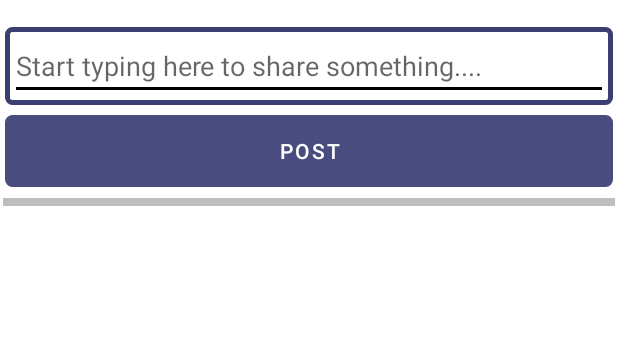
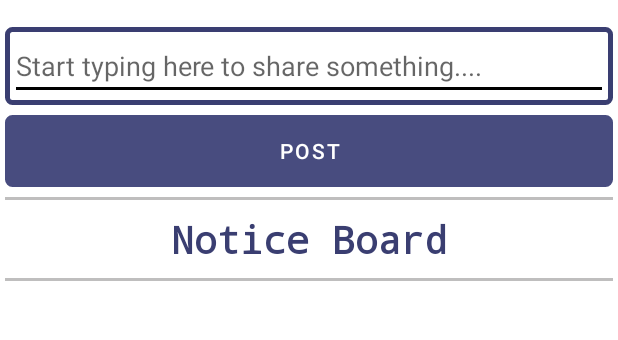
Before and after one commit to Sabikrahat/Demo_Online_School, an Android app: the ApplicationActivity screen opened directly, with no data from a screen before it, on a phone screen of 412 x 824 dp, the part 62-402 px from its top. Run offline under Robolectric (Android 15) with nearby library versions, the phone set to English and light mode, and no system bars; our stand-ins replace Firebase (no records; nobody signed in at launch, a user with empty details on screens opened directly); pictures from the network do not load; 2 statements that could not run were skipped.

Commit message:
initial commit

```diff
--- a/app/src/main/AndroidManifest.xml
+++ b/app/src/main/AndroidManifest.xml
@@ -16,6 +16,7 @@
         android:roundIcon="@drawable/icon"
         android:supportsRtl="true"
         android:theme="@style/Theme.DemoOnlineSchool">
+        <activity android:name=".TeacherPanel.TeacherActivity"></activity>
         <activity android:name=".StudentListActivity" />
         <activity android:name=".ShowProfile" />
         <activity android:name=".EditProfile" />
@@ -51,7 +52,6 @@
                 <action android:name="com.google.firebase.MESSAGING_EVENT" />
             </intent-filter>
         </service>
-
     </application>
 
 </manifest>
--- a/app/src/main/res/layout/activity_application.xml
+++ b/app/src/main/res/layout/activity_application.xml
@@ -72,14 +72,33 @@
                 android:visibility="visible" />
 
             <TextView
+                android:id="@+id/division_bar_1"
+                android:layout_width="match_parent"
+                android:layout_height="2dp"
+                android:layout_below="@id/applicationPostButtonID"
+                android:layout_margin="3dp"
+                android:background="#BFBEBE" />
+
+            <TextView
+                android:id="@+id/Heading_division_bar"
+                android:layout_width="match_parent"
+                android:layout_height="wrap_content"
+                android:layout_below="@id/division_bar_1"
+                android:layout_margin="5dp"
+                android:background="@color/white"
+                android:fontFamily="monospace"
+                android:text="@string/notice_board"
+                android:textAlignment="center"
+                android:textColor="@color/comb_1"
+                android:textSize="25sp"
+                android:textStyle="bold" />
+
+            <TextView
                 android:id="@+id/division_bar"
                 android:layout_width="match_parent"
-                android:layout_height="5dp"
-                android:layout_below="@id/applicationPostButtonID"
-                android:layout_marginLeft="2dp"
-                android:layout_marginTop="4dp"
-                android:layout_marginRight="2dp"
-                android:layout_marginBottom="10dp"
+                android:layout_height="2dp"
+                android:layout_below="@id/Heading_division_bar"
+                android:layout_margin="3dp"
                 android:background="#BFBEBE" />
 
             <ProgressBar
--- a/app/src/main/res/menu/main_application.xml
+++ b/app/src/main/res/menu/main_application.xml
@@ -12,6 +12,11 @@
             android:id="@+id/student_panel"
             android:icon="@drawable/student"
             android:title="Student Panel" />
+
+        <item
+            android:id="@+id/teacher_panel"
+            android:icon="@drawable/teacher"
+            android:title="Teacher Panel" />
 
         <item
             android:id="@+id/admin_panel"
--- a/app/src/main/res/values/strings.xml
+++ b/app/src/main/res/values/strings.xml
@@ -84,4 +84,5 @@
     <string name="done">Done</string>
     <string name="hey_guest_you_re_not_register_yet_as_a_student">Hey, Guest! You\'re not register yet as a student.</string>
     <string name="register_now">Register Now</string>
+    <string name="notice_board">Notice Board</string>
 </resources>
```
Also changed, not shown: app/src/main/java/com/sabikrahat/demoonlineschool/Adapter/MyProfilePostAdapter.java (+12 -12 lines), app/src/main/java/com/sabikrahat/demoonlineschool/Adapter/PostAdapter.java (+12 -12 lines), app/src/main/java/com/sabikrahat/demoonlineschool/ApplicationActivity.java (+38 -5 lines), app/src/main/java/com/sabikrahat/demoonlineschool/TeacherPanel/TeacherActivity.java (added, +28 -0 lines), app/src/main/res/layout/activity_teacher.xml (added, +29 -0 lines), app/src/main/res/layout/post_item.xml (+5 -5 lines), app/src/main/res/drawable-hdpi/teacher.png (added), app/src/main/res/drawable-ldpi/teacher.png (added), app/src/main/res/drawable-mdpi/teacher.png (added), app/src/main/res/drawable-tvdpi/teacher.png (added), app/src/main/res/drawable-xhdpi/teacher.png (added), app/src/main/res/drawable-xxhdpi/teacher.png (added), app/src/main/res/drawable-xxxhdpi/teacher.png (added).
